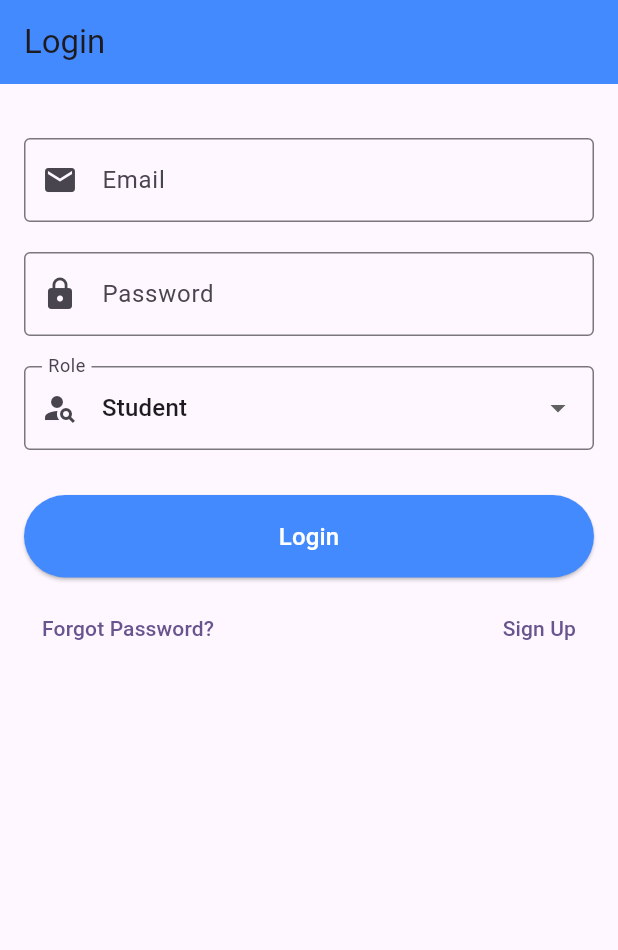
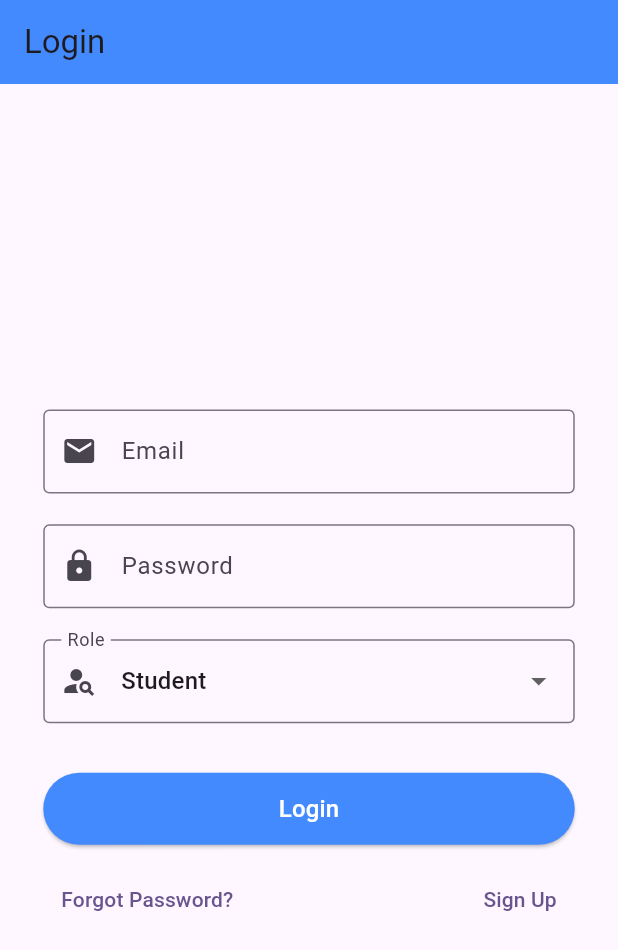
Before and after one commit to adyan5786/Smart-Curricular-Activity-Attendance-App, a Flutter app: the screen it shows after launch, on a phone screen of 412 x 824 dp. Shown: the top 950 px of the screen. Run offline on Flutter 3.47's test engine with Material 3 defaults, Android fonts, the phone set to English and light mode, and no system bars; our stand-ins replace cloud_firestore, firebase_auth, firebase_core; accounts and stored records are empty.

Commit message:
feat: build complete login UI with validation

```diff
--- a/lib/main.dart
+++ b/lib/main.dart
@@ -1,8 +1,6 @@
 import 'package:flutter/material.dart';
 import 'package:firebase_core/firebase_core.dart';
-import 'firebase_options.dart'; // Make sure this import is present
-
-// Import your login screen
+import 'firebase_options.dart';
 import 'package:smart_curricular_activity_attendance_app/screens/login_screen.dart';
 
 void main() async { // 1. Make the main function async
@@ -24,7 +22,7 @@
   @override
   Widget build(BuildContext context) {
     return MaterialApp(
-      title: 'Flutter Demo',
+      title: 'Momento',
       theme: ThemeData(
         colorScheme: ColorScheme.fromSeed(seedColor: Colors.deepPurple),
         useMaterial3: true,
--- a/lib/screens/login_screen.dart
+++ b/lib/screens/login_screen.dart
@@ -1,5 +1,7 @@
 import 'package:smart_curricular_activity_attendance_app/services/auth_service.dart';
 import 'package:flutter/material.dart';
+import 'package:smart_curricular_activity_attendance_app/screens/signup_screen.dart';
+import 'package:smart_curricular_activity_attendance_app/screens/forgot_password_screen.dart';
 
 class LoginScreen extends StatefulWidget {
   const LoginScreen({super.key});
@@ -9,22 +11,16 @@ class LoginScreen extends StatefulWidget {
 }
 
 class _LoginScreenState extends State<LoginScreen> {
-  // A key to identify and validate our Form
   final _formKey = GlobalKey<FormState>();
   final AuthService _authService = AuthService();
 
-  // Controllers to manage the text input for email and password
   final TextEditingController _emailController = TextEditingController();
   final TextEditingController _passwordController = TextEditingController();
 
-  // State variable to hold the currently selected role from the dropdown
   String _selectedRole = 'Student';
   final List<String> _roles = ['Student', 'Lecturer', 'Admin'];
-
-  // State variable to track the loading status for the login process
   bool _isLoading = false;
 
-  // It's good practice to dispose of controllers when the widget is removed
   @override
   void dispose() {
     _emailController.dispose();
@@ -32,7 +28,6 @@ class _LoginScreenState extends State<LoginScreen> {
     super.dispose();
   }
 
-  // Dummy login function for UI development
   void _login() async {
     if (_formKey.currentState!.validate()) {
       setState(() { _isLoading = true; });
@@ -46,11 +41,9 @@ class _LoginScreenState extends State<LoginScreen> {
       setState(() { _isLoading = false; });
 
       if (user != null) {
-        // Successful login! Navigate to the home screen.
-        // Navigator.of(context).pushReplacement(...);
         print('Login successful for user: ${user.uid}');
+        // TODO: Navigate to home screen
       } else {
-        // Failed login. Show an error message.
         ScaffoldMessenger.of(context).showSnackBar(
           const SnackBar(content: Text('Login Failed. Please check your credentials and role.')),
         );
@@ -58,32 +51,44 @@ class _LoginScreenState extends State<LoginScreen> {
     }
   }
 
-  // Placeholder navigation functions
   void _goToSignUp() {
-    print('Navigate to Sign Up Screen');
+    Navigator.of(context).push(
+      MaterialPageRoute(builder: (context) => const SignUpScreen()),
+    );
   }
 
   void _forgotPassword() {
-    print('Navigate to Forgot Password Screen');
+    Navigator.of(context).push(
+      MaterialPageRoute(builder: (context) => const ForgotPasswordScreen()),
+    );
   }
-
 
   @override
   Widget build(BuildContext context) {
-    return Scaffold(
+    final double screenWidth = MediaQuery.of(context).size.width;
+    final double screenHeight = MediaQuery.of(context).size.height;
+    final double horizontalPadding = screenWidth * 0.07; // 7% padding left/right
+
+    return SafeArea(
+      child: Scaffold(
         appBar: AppBar(
           title: const Text('Login'),
           backgroundColor: Colors.blueAccent,
         ),
-      body: Padding(
-        padding: const EdgeInsets.all(16.0),
-        // Use a ListView to prevent overflow on smaller screens
+        body: Center(
+          child: SingleChildScrollView(
+            child: Padding(
+              padding: EdgeInsets.symmetric(horizontal: horizontalPadding),
+              child: ConstrainedBox(
+                constraints: BoxConstraints(
+                  maxWidth: 400, // Prevent super wide layouts on tablets
+                ),
                 child: Form(
                   key: _formKey,
-          child: ListView(
+                  child: Column(
+                    crossAxisAlignment: CrossAxisAlignment.stretch,
                     children: [
-              const SizedBox(height: 20),
-              // Email Text Field
+                      SizedBox(height: screenHeight * 0.04),
                       TextFormField(
                         controller: _emailController,
                         decoration: const InputDecoration(
@@ -102,8 +107,7 @@ class _LoginScreenState extends State<LoginScreen> {
                           return null;
                         },
                       ),
-              const SizedBox(height: 20),
-              // Password Text Field
+                      SizedBox(height: screenHeight * 0.025),
                       TextFormField(
                         controller: _passwordController,
                         decoration: const InputDecoration(
@@ -119,10 +123,8 @@ class _LoginScreenState extends State<LoginScreen> {
                           return null;
                         },
                       ),
-              const SizedBox(height: 20),
-              // Role Dropdown
+                      SizedBox(height: screenHeight * 0.025),
                       DropdownButtonFormField<String>(
-                // FIX: Replaced 'value' with 'initialValue' to resolve the deprecation warning.
                         initialValue: _selectedRole,
                         decoration: const InputDecoration(
                           labelText: 'Role',
@@ -141,24 +143,29 @@ class _LoginScreenState extends State<LoginScreen> {
                           });
                         },
                       ),
-              const SizedBox(height: 30),
-              // Login Button
+                      SizedBox(height: screenHeight * 0.04),
                       ElevatedButton(
                         style: ElevatedButton.styleFrom(
-                  padding: const EdgeInsets.symmetric(vertical: 16),
+                          minimumSize: Size(double.infinity, 48), // full width, good touch target
                           backgroundColor: Colors.blueAccent,
                           foregroundColor: Colors.white,
+                          shape: RoundedRectangleBorder(
+                            borderRadius: BorderRadius.circular(24),
                           ),
-                // Disable button when loading
+                        ),
                         onPressed: _isLoading ? null : _login,
                         child: _isLoading
-                    ? const CircularProgressIndicator(
+                            ? const SizedBox(
+                          height: 24,
+                          width: 24,
+                          child: CircularProgressIndicator(
                             valueColor: AlwaysStoppedAnimation<Color>(Colors.white),
+                            strokeWidth: 2.5,
+                          ),
                         )
                             : const Text('Login', style: TextStyle(fontSize: 16)),
                       ),
-              const SizedBox(height: 10),
-              // Other Actions
+                      SizedBox(height: screenHeight * 0.015),
                       Row(
                         mainAxisAlignment: MainAxisAlignment.spaceBetween,
                         children: [
@@ -172,7 +179,12 @@ class _LoginScreenState extends State<LoginScreen> {
                           ),
                         ],
                       ),
+                      SizedBox(height: screenHeight * 0.02),
                     ],
+                  ),
+                ),
+              ),
+            ),
           ),
         ),
       ),
```
Lines whose indentation alone changed are shown as unchanged.
